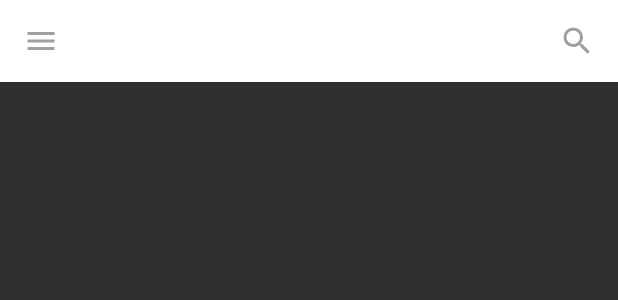
After one commit to Ayu5h5hakya/FlyingSandwich, an Android app: the layout playlisttoolbar.xml on its own in the app's theme, with its tools: preview values and no code run, on a phone screen of 412 x 824 dp. The commit adds this screen. Shown: the top 300 px of the screen. Run offline under Robolectric (Android 15) with nearby library versions, the phone set to English and light mode, and no system bars.

Commit message:
Fix coordinator layout design

```diff
--- a/app/src/main/AndroidManifest.xml
+++ b/app/src/main/AndroidManifest.xml
@@ -20,7 +20,8 @@
 
         <service android:name=".service.PlayerService" />
 
-        <activity android:name=".NowPlayingActivity" />
+        <activity
+            android:name=".NowPlayingActivity" />
     </application>
 
 </manifest>
--- /dev/null
+++ b/app/src/main/res/drawable/menu_drawable.xml
@@ -0,0 +1,7 @@
+<vector xmlns:android="http://schemas.android.com/apk/res/android"
+    android:height="24dp"
+    android:width="24dp"
+    android:viewportWidth="24"
+    android:viewportHeight="24">
+    <path android:fillColor="@color/colortoolbaricon" android:pathData="M3,6H21V8H3V6M3,11H21V13H3V11M3,16H21V18H3V16Z" />
+</vector>
--- /dev/null
+++ b/app/src/main/res/drawable/search_drawable.xml
@@ -0,0 +1,7 @@
+<vector xmlns:android="http://schemas.android.com/apk/res/android"
+    android:height="24dp"
+    android:width="24dp"
+    android:viewportWidth="24"
+    android:viewportHeight="24">
+    <path android:fillColor="@color/colortoolbaricon" android:pathData="M9.5,3A6.5,6.5 0 0,1 16,9.5C16,11.11 15.41,12.59 14.44,13.73L14.71,14H15.5L20.5,19L19,20.5L14,15.5V14.71L13.73,14.44C12.59,15.41 11.11,16 9.5,16A6.5,6.5 0 0,1 3,9.5A6.5,6.5 0 0,1 9.5,3M9.5,5C7,5 5,7 5,9.5C5,12 7,14 9.5,14C12,14 14,12 14,9.5C14,7 12,5 9.5,5Z" />
+</vector>
--- /dev/null
+++ b/app/src/main/res/layout/playlisttoolbar.xml
@@ -0,0 +1,20 @@
+<?xml version="1.0" encoding="utf-8"?>
+<RelativeLayout xmlns:android="http://schemas.android.com/apk/res/android"
+    android:layout_width="match_parent"
+    android:layout_height="wrap_content"
+    android:padding="15dp"
+    android:background="@android:color/white">
+
+    <ImageView
+        android:layout_width="wrap_content"
+        android:layout_height="wrap_content"
+        android:src="@drawable/search_drawable"
+        android:layout_alignParentEnd="true"
+        android:layout_alignParentRight="true"/>
+
+    <ImageView
+        android:layout_width="wrap_content"
+        android:layout_height="wrap_content"
+        android:src="@drawable/menu_drawable" />
+
+</RelativeLayout>
--- a/app/src/main/res/layout/view_selected_song_detail.xml
+++ b/app/src/main/res/layout/view_selected_song_detail.xml
@@ -4,7 +4,10 @@
     android:layout_width="match_parent"
     android:layout_height="wrap_content"
     android:background="@android:color/white"
-    android:padding="20dp">
+    android:paddingLeft="20dp"
+    android:paddingRight="20dp"
+    android:paddingBottom="5dp"
+    android:clickable="true">
 
     <ImageView
         android:layout_width="120dp"
--- a/app/src/main/res/values/colors.xml
+++ b/app/src/main/res/values/colors.xml
@@ -8,4 +8,5 @@
     <color name="colorselected">#AA3932</color>
     <color name="colorseeker">#EC4F46</color>
     <color name="colornpbtn">#98B1CF</color>
+    <color name="colortoolbaricon">#9F9F9F</color>
 </resources>
```
Also changed, not shown: app/src/main/java/com/example/ayush/flyingsandwich/MainActivity.java (+29 -14 lines), app/src/main/res/layout/activity_main.xml (+26 -9 lines).
